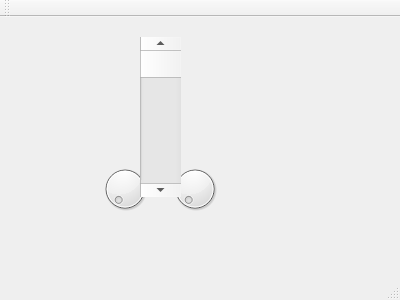
Above: Deflow/mainwindow.ui from Lambipapp/Deflow before the change. Below: the same form after it.
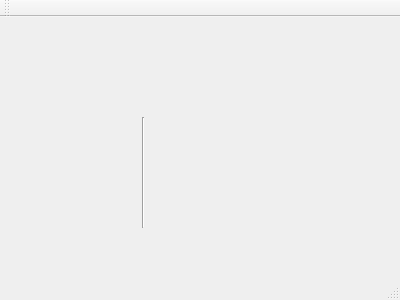
That is the form after the change.

The edit to the form file:
```diff
--- a/Deflow/mainwindow.ui
+++ b/Deflow/mainwindow.ui
@@ -14,33 +14,13 @@
    <string>MainWindow</string>
   </property>
   <widget class="QWidget" name="centralWidget">
-   <widget class="QDial" name="dial">
+   <widget class="Line" name="line">
     <property name="geometry">
      <rect>
-      <x>100</x>
-      <y>140</y>
-      <width>50</width>
-      <height>64</height>
-     </rect>
-    </property>
-   </widget>
-   <widget class="QDial" name="dial_2">
-    <property name="geometry">
-     <rect>
-      <x>170</x>
-      <y>140</y>
-      <width>50</width>
-      <height>64</height>
-     </rect>
-    </property>
-   </widget>
-   <widget class="QScrollBar" name="verticalScrollBar">
-    <property name="geometry">
-     <rect>
-      <x>140</x>
-      <y>20</y>
-      <width>41</width>
-      <height>160</height>
+      <x>133</x>
+      <y>100</y>
+      <width>20</width>
+      <height>111</height>
      </rect>
     </property>
     <property name="orientation">
```
